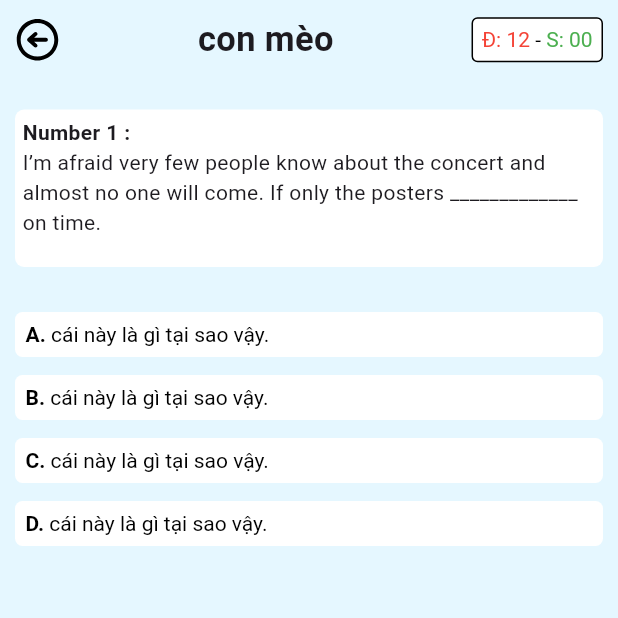
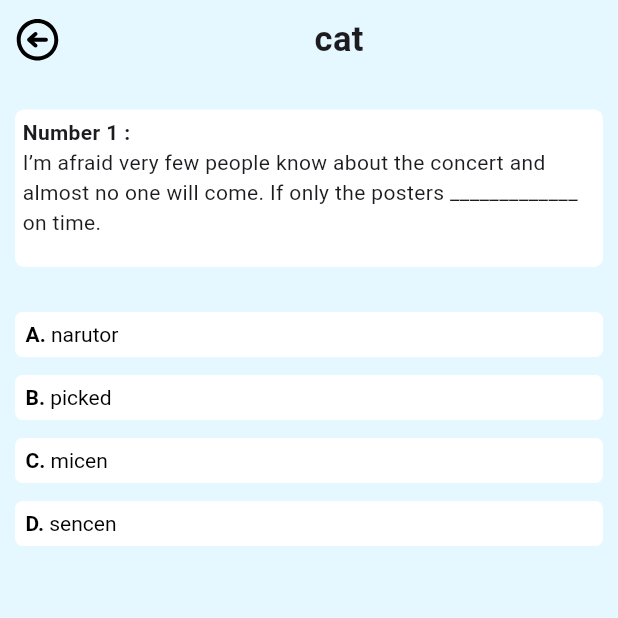
Before and after one commit to thinhho0019/study_english, a Flutter app: the uiQuestion screen opened directly, on a phone screen of 412 x 824 dp, the top half of it. Run offline on Flutter 3.47's test engine with Material 2 defaults, Android fonts, the phone set to English and light mode, and no system bars; our stand-ins replace flutter_svg.

Commit message:
codeday2

```diff
--- a/lib/main.dart
+++ b/lib/main.dart
@@ -1,7 +1,9 @@
 import 'package:flutter/material.dart';
+import 'package:flutter_study_english/provider/provider_chose_answer.dart';
 import 'package:flutter_study_english/provider/provider_timenext.dart';
 import 'package:flutter_study_english/ui/ui_logo.dart';
 import 'package:flutter_study_english/ui/ui_manghinhchinh.dart';
+import 'package:flutter_study_english/ui/ui_question.dart';
 import 'package:provider/provider.dart';
 
 void main() {
@@ -14,7 +16,10 @@ class MyApp extends StatelessWidget {
   @override
   Widget build(BuildContext context) {
     return MultiProvider(
-      providers: [ChangeNotifierProvider(create: (ctx) => providerTimeNext())],
+      providers: [
+        ChangeNotifierProvider(create: (ctx) => providerTimeNext()),
+        ChangeNotifierProvider(create: (ctx) => providerAnswer())
+      ],
       child: MaterialApp(
           title: 'Study_English',
           debugShowCheckedModeBanner: false,
@@ -22,7 +27,7 @@ class MyApp extends StatelessWidget {
             colorScheme: ColorScheme.fromSeed(seedColor: Colors.deepPurple),
             useMaterial3: true,
           ),
-          home: mainLogo()),
+          home: uiQuestion()),
     );
   }
 }
--- /dev/null
+++ b/lib/provider/provider_chose_answer.dart
@@ -0,0 +1,13 @@
+import 'package:flutter/material.dart';
+
+class providerAnswer extends ChangeNotifier {
+  int _anwserIndex = -1;
+  int get getanwser => _anwserIndex;
+
+  void selectIndex(int index) {
+    if (_anwserIndex == -1) {
+      _anwserIndex = index;
+      notifyListeners();
+    }
+  }
+}
--- a/lib/ui/component/component_box_anwser.dart
+++ b/lib/ui/component/component_box_anwser.dart
@@ -1,15 +1,39 @@
 import 'package:flutter/material.dart';
+import 'package:flutter_study_english/provider/provider_chose_answer.dart';
+import 'package:provider/provider.dart';
 
 class ComponentBoxAnwser extends StatelessWidget {
   final number;
   final descript;
-  const ComponentBoxAnwser({super.key, this.number, this.descript});
+  final index;
+  final result;
+  final provider_anwser;
+  const ComponentBoxAnwser(
+      {super.key,
+      this.number,
+      this.descript,
+      this.index,
+      this.result,
+      this.provider_anwser});
 
   @override
   Widget build(BuildContext context) {
-    return Container(
+    return InkWell(
+      splashColor: Colors.transparent,
+      highlightColor: Colors.transparent,
+      onTap: () {
+        provider_anwser.selectIndex(index);
+      },
+      child: Container(
           decoration: BoxDecoration(
-            color: Colors.white, borderRadius: BorderRadius.circular(5)),
+              color: index == provider_anwser.getanwser &&
+                      result == provider_anwser.getanwser
+                  ? Colors.green
+                  : index == provider_anwser.getanwser &&
+                          result != provider_anwser.getanwser
+                      ? Colors.red
+                      : Colors.white,
+              borderRadius: BorderRadius.circular(5)),
           margin: EdgeInsets.only(top: 10, left: 10, right: 10, bottom: 2),
           width: double.infinity,
           padding: EdgeInsets.all(7),
@@ -24,6 +48,7 @@ class ComponentBoxAnwser extends StatelessWidget {
                   style: TextStyle(
                       fontWeight: FontWeight.normal, color: Colors.black))
             ]),
-        ));
+          )),
+    );
   }
 }
--- a/lib/ui/ui_question.dart
+++ b/lib/ui/ui_question.dart
@@ -1,15 +1,20 @@
 import 'dart:math';
 
 import 'package:flutter/material.dart';
+import 'package:flutter_study_english/provider/provider_chose_answer.dart';
 import 'package:flutter_study_english/ui/component/component_box_anwser.dart';
 import 'package:flutter_study_english/ui/component/component_box_ask.dart';
 import 'package:flutter_svg/flutter_svg.dart';
+import 'package:provider/provider.dart';
 
 class uiQuestion extends StatelessWidget {
-  const uiQuestion({super.key});
+  uiQuestion({super.key});
 
   @override
   Widget build(BuildContext context) {
+    final list_anwser = ['narutor', 'picked', 'micen', 'sencen'];
+    final provider_anwser = Provider.of<providerAnswer>(context);
+    final result = 2;
     return Scaffold(
       backgroundColor: Color.fromRGBO(229, 247, 255, 1),
       body: SafeArea(
@@ -30,36 +35,36 @@ class uiQuestion extends StatelessWidget {
                     child: Container(
                       alignment: Alignment.center,
                       child: Text(
-                        "con mèo",
+                        "cat",
                         style: TextStyle(
                             fontSize: 23, fontWeight: FontWeight.bold),
                       ),
                     ),
                   ),
-                  Container(
-                      margin: EdgeInsets.only(right: 10),
-                      padding: EdgeInsets.all(6),
-                      decoration: BoxDecoration(
-                          color: Colors.white,
-                          border: Border.all(color: Colors.black),
-                          borderRadius: BorderRadius.all(Radius.circular(4))),
-                      child: RichText(
-                        text: TextSpan(children: [
-                          TextSpan(
-                              text: "Đ: ", style: TextStyle(color: Colors.red)),
-                          TextSpan(
-                              text: "12", style: TextStyle(color: Colors.red)),
-                          TextSpan(
-                              text: " - ",
-                              style: TextStyle(color: Colors.black)),
-                          TextSpan(
-                              text: "S: ",
-                              style: TextStyle(color: Colors.green)),
-                          TextSpan(
-                              text: "00",
-                              style: TextStyle(color: Colors.green)),
-                        ]),
-                      )),
+                  // Container(
+                  //     margin: EdgeInsets.only(right: 10),
+                  //     padding: EdgeInsets.all(6),
+                  //     decoration: BoxDecoration(
+                  //         color: Colors.white,
+                  //         border: Border.all(color: Colors.black),
+                  //         borderRadius: BorderRadius.all(Radius.circular(4))),
+                  //     child: RichText(
+                  //       text: TextSpan(children: [
+                  //         TextSpan(
+                  //             text: "Đ: ", style: TextStyle(color: Colors.red)),
+                  //         TextSpan(
+                  //             text: "12", style: TextStyle(color: Colors.red)),
+                  //         TextSpan(
+                  //             text: " - ",
+                  //             style: TextStyle(color: Colors.black)),
+                  //         TextSpan(
+                  //             text: "S: ",
+                  //             style: TextStyle(color: Colors.green)),
+                  //         TextSpan(
+                  //             text: "00",
+                  //             style: TextStyle(color: Colors.green)),
+                  //       ]),
+                  //     )),
                 ],
               ),
             ),
@@ -69,20 +74,46 @@ class uiQuestion extends StatelessWidget {
                   "I’m afraid very few people know about the concert and almost no one will come. If only the posters _____________ on time.",
             ),
             Expanded(
-                child: Container(
-              child: Column(
-                children: [
-                  ComponentBoxAnwser(
-                      number: "A", descript: "cái này là gì tại sao vậy."),
-                  ComponentBoxAnwser(
-                      number: "B", descript: "cái này là gì tại sao vậy."),
-                  ComponentBoxAnwser(
-                      number: "C", descript: "cái này là gì tại sao vậy."),
-                  ComponentBoxAnwser(
-                      number: "D", descript: "cái này là gì tại sao vậy.")
-                ],
+              child: Container(
+                child: ListView.builder(
+                  physics: NeverScrollableScrollPhysics(),
+                  itemCount: list_anwser.length,
+                  itemBuilder: (context, index) {
+                    return ComponentBoxAnwser(
+                      number: index == 0
+                          ? 'A'
+                          : index == 1
+                              ? 'B'
+                              : index == 2
+                                  ? 'C'
+                                  : 'D',
+                      descript: list_anwser[index],
+                      index: index,
+                      result: result,
+                      provider_anwser: provider_anwser,
+                    );
+                  },
+                )
+                // ComponentBoxAnwser(
+                // number: "A", descript: "cái này là gì tại sao vậy."),
+                // ComponentBoxAnwser(
+                //     number: "B", descript: "cái này là gì tại sao vậy."),
+                // ComponentBoxAnwser(
+                //     number: "C", descript: "cái này là gì tại sao vậy."),
+                // ComponentBoxAnwser(
+                //     number: "D", descript: "cái này là gì tại sao vậy.")
+                ,
               ),
-            ))
+            ),
+            Expanded(
+                child: provider_anwser.getanwser != -1
+                    ? Container(
+                        margin: EdgeInsets.only(right: 10),
+                        padding: EdgeInsets.all(6),
+                        child: Text(
+                            "câu A sai bởi vì câu A đang trong tình thế ngàn cân theo sợi bún riêu cua"),
+                      )
+                    : SizedBox.shrink())
           ],
         ),
       ),
```
Lines whose indentation alone changed are shown as unchanged.
